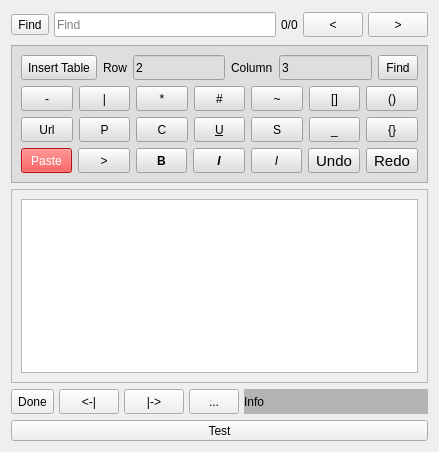
Before: the Qt Designer form src/Notes.ui in ic005k/Knot-Legacy, drawn with Qt 5.
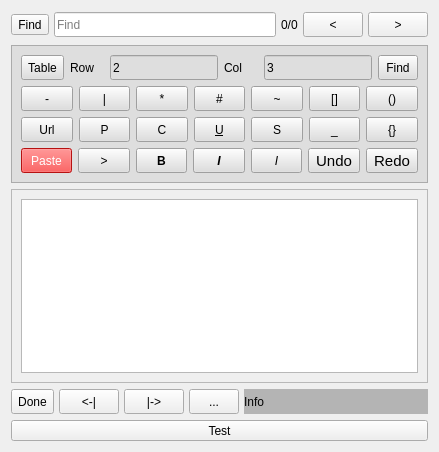
After: the same form once the commit is applied. Icons and pictures are not drawn.

Patch:
```diff
--- a/src/Notes.ui
+++ b/src/Notes.ui
@@ -171,7 +171,7 @@
            </size>
           </property>
           <property name="text">
-           <string>Insert Table</string>
+           <string>Table</string>
           </property>
          </widget>
         </item>
@@ -252,7 +252,7 @@
            </size>
           </property>
           <property name="text">
-           <string>Column</string>
+           <string>Col</string>
           </property>
          </widget>
         </item>
```
